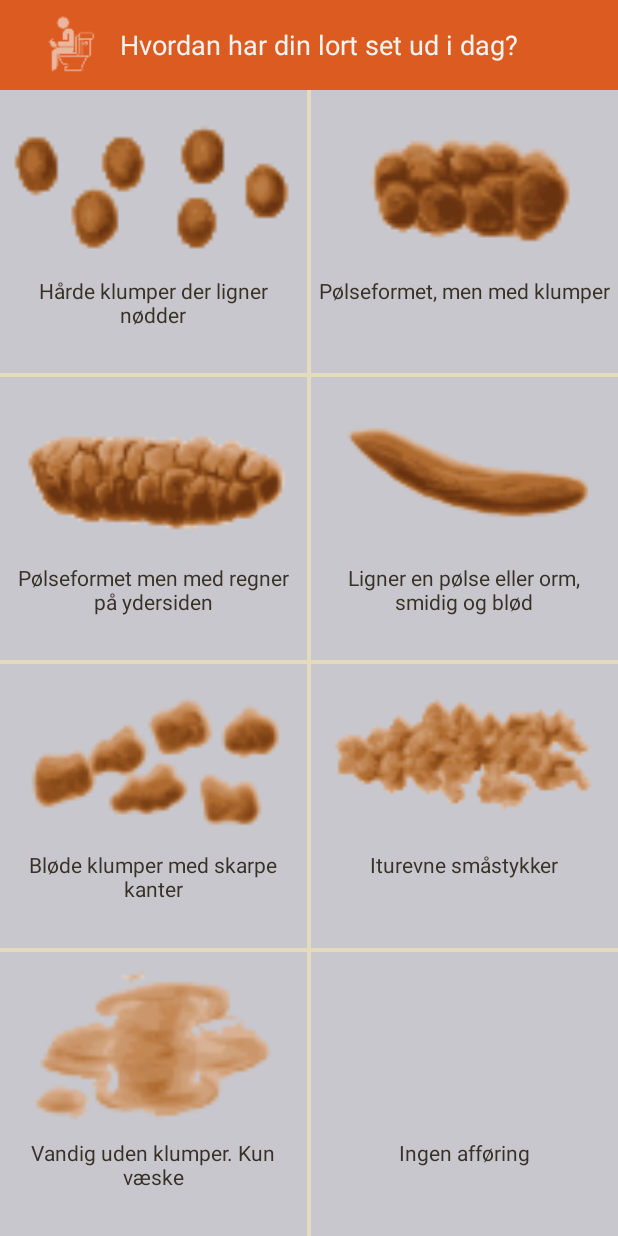
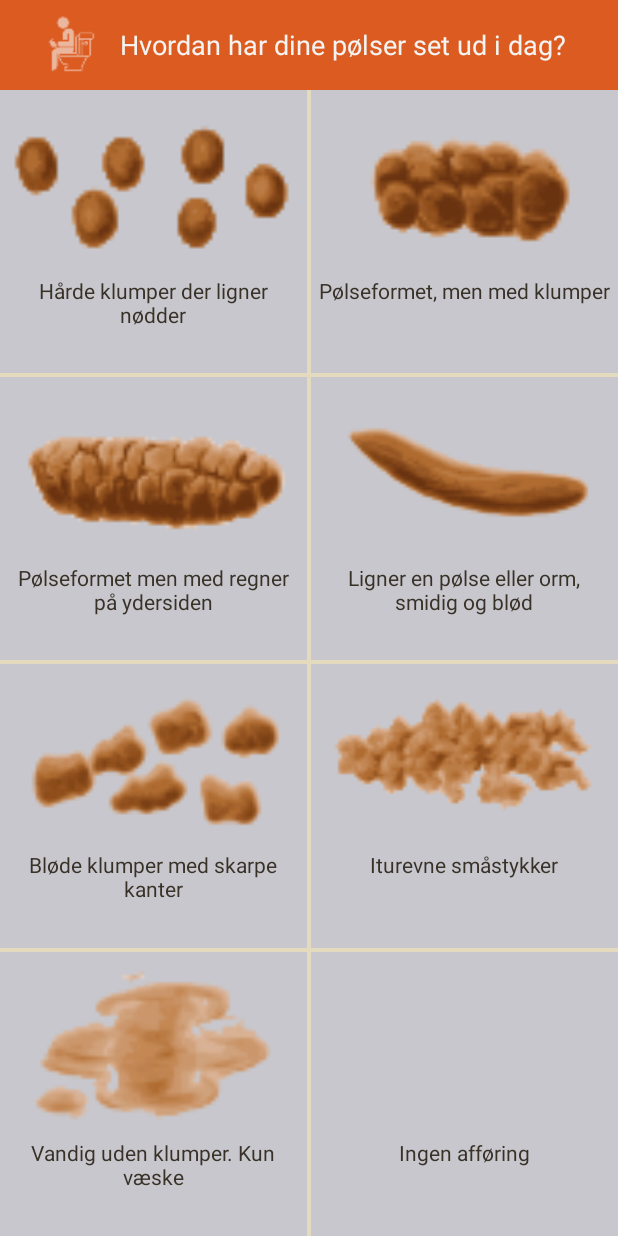
Before and after one commit to Pasoe/abdo, an Android app: the fragment ToiletFragment shown on its own in the app's theme, on a phone screen of 412 x 824 dp. Run offline under Robolectric (Android 15) with nearby library versions, the light colour scheme and no system bars.

Commit message:
Changed string

```diff
--- a/app/src/main/res/layout/fragment_toilet.xml
+++ b/app/src/main/res/layout/fragment_toilet.xml
@@ -22,7 +22,7 @@
             android:layout_centerVertical="true"
             android:layout_toRightOf="@id/toilet_header_icon"
             android:layout_marginLeft="10dp"
-            android:text="Hvordan har din lort set ud i dag?"
+            android:text="Hvordan har dine pølser set ud i dag?"
             android:textSize="18sp"
             android:textColor="@color/colorWhite"/>
     </RelativeLayout>
```
